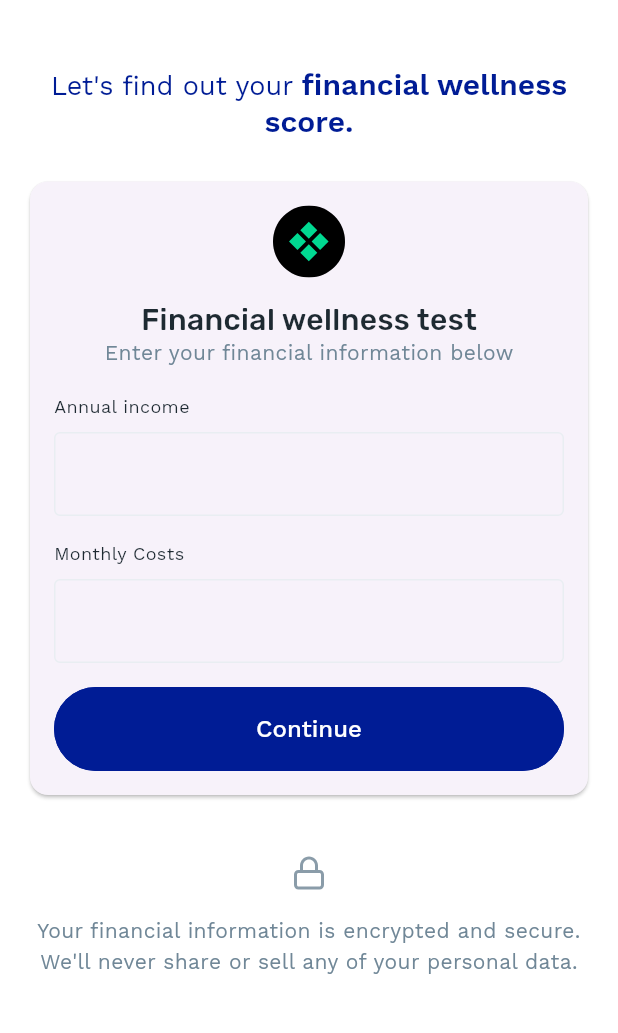
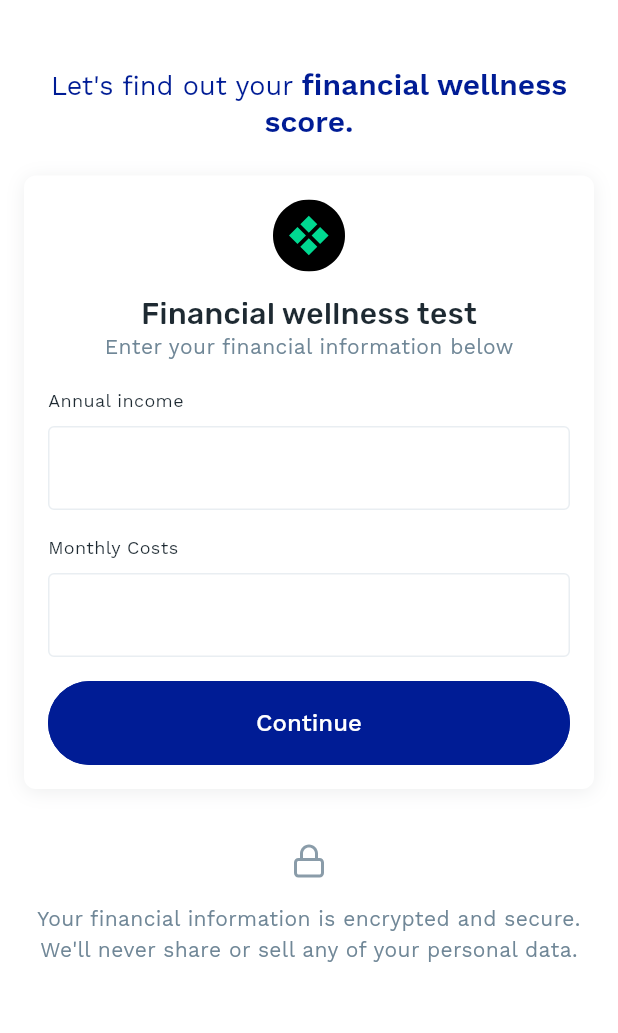
Before and after one commit to lucasmbraz/financial_wellness_calculator, a Flutter app: the screen it shows after launch, on a phone screen of 412 x 824 dp, the part 57-1090 px from its top. Run offline on Flutter 3.47's test engine with Material 3 defaults, Android fonts, the phone set to English and light mode, and no system bars; our stand-ins replace flutter_svg, google_fonts.

Commit message:
refactor: create app_card

```diff
--- a/lib/score_calculator/input/view/score_calculator_input_page.dart
+++ b/lib/score_calculator/input/view/score_calculator_input_page.dart
@@ -33,8 +33,7 @@
               ),
             ),
             const SizedBox(height: 24),
-            Card(
-              elevation: 1,
+            AppCard(
               child: Padding(
                 padding: const EdgeInsets.all(16),
                 child: Column(
--- a/lib/score_calculator/results/view/score_calculator_results_page.dart
+++ b/lib/score_calculator/results/view/score_calculator_results_page.dart
@@ -37,9 +37,7 @@
               ),
             ),
             const SizedBox(height: 24),
-            Card(
-              color: context.appColors.backgroundPrimary,
-              elevation: 0,
+            AppCard(
               child: Padding(
                 padding: const EdgeInsets.all(16),
                 child: Column(
--- a/packages/design_system/lib/design_system.dart
+++ b/packages/design_system/lib/design_system.dart
@@ -1,6 +1,7 @@
 library design_system;
 
 export 'src/app_button.dart';
+export 'src/app_card.dart';
 export 'src/app_colors.dart';
 export 'src/app_input_field.dart';
 export 'src/app_text.dart';
--- /dev/null
+++ b/packages/design_system/lib/src/app_card.dart
@@ -0,0 +1,26 @@
+import 'package:design_system/design_system.dart';
+import 'package:flutter/material.dart';
+
+class AppCard extends StatelessWidget {
+  const AppCard({super.key, required this.child});
+
+  final Widget child;
+
+  @override
+  Widget build(BuildContext context) {
+    return Container(
+      decoration: BoxDecoration(
+        color: context.appColors.backgroundPrimary,
+        borderRadius: BorderRadius.circular(8),
+        boxShadow: [
+          BoxShadow(
+            color: context.appColors.shadow,
+            offset: const Offset(0, 2),
+            blurRadius: 10,
+          ),
+        ],
+      ),
+      child: child,
+    );
+  }
+}
--- a/packages/design_system/lib/src/app_colors.dart
+++ b/packages/design_system/lib/src/app_colors.dart
@@ -28,6 +28,8 @@
   Color get borderAccent => const Color(0xFF001C95);
 
   Color get borderNegative => Colors.red.shade300;
+
+  Color get shadow => const Color(0xFF1E2A32).withOpacity(0.08);
 }
 
 extension AppColorsExtension on BuildContext {
```
